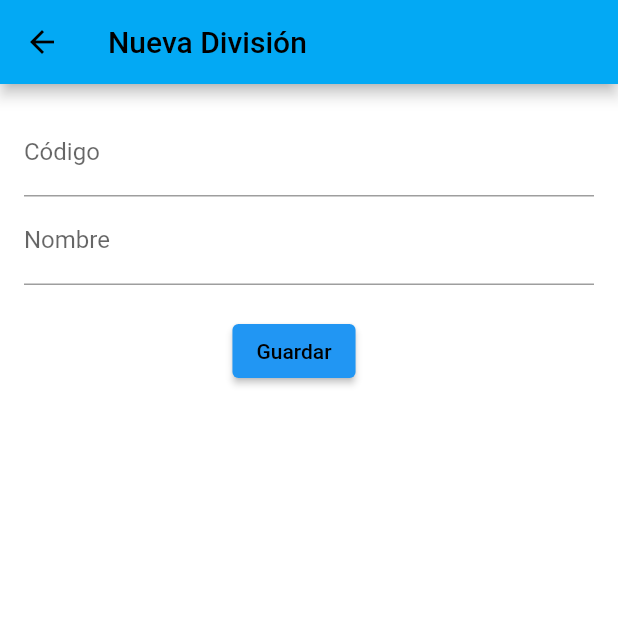
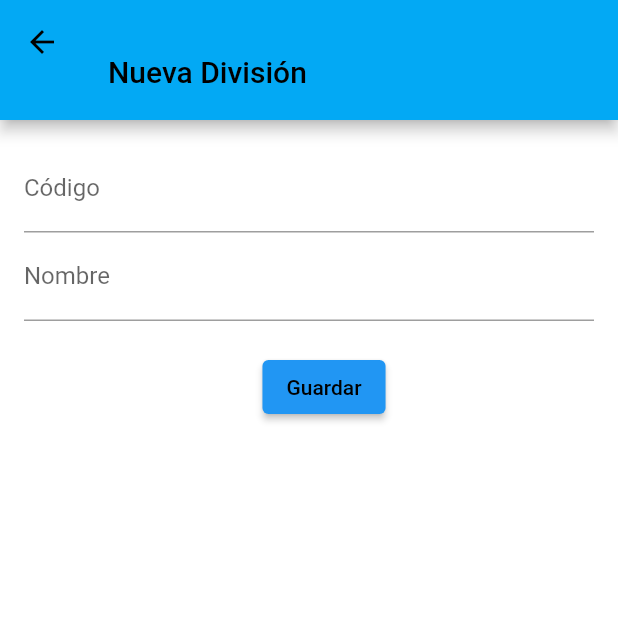
Before and after one commit to OscarJaVaz/permisouttec, a Flutter app: the HomePage screen opened directly, item 4 of the bottom bar chosen, after a tap on the "add" icon, on a phone screen of 412 x 824 dp, the top half of it. Run offline on Flutter 3.47's test engine with Material 2 defaults, Android fonts, the phone set to English and light mode, and no system bars; our stand-ins replace cloud_firestore, firebase_auth, firebase_core, persistent_bottom_nav_bar; accounts and stored records are empty; network calls fail.

Commit message:
Cambios de diseño
- Corrección de títulos
- Nuevo boton para cerrar sesión
- Corrección en el cierre de sesión profesor
- Cambio de posición de botones de guardar y eliminar

```diff
--- a/lib/pages/Divisiones.dart
+++ b/lib/pages/Divisiones.dart
@@ -9,12 +9,17 @@ class Divisiones extends StatelessWidget {
 
   // Método para cerrar sesión
 
-
   @override
   Widget build(BuildContext context) {
     return Scaffold(
-      appBar: AppBar(
-        title: const Text('Divisiones'),
+      appBar: PreferredSize(
+        preferredSize: Size.fromHeight(80.0), // Ajusta la altura del AppBar según tus necesidades
+        child: AppBar(
+          title: Padding(
+            padding: const EdgeInsets.only(top: 40.0), // Ajusta el valor para mover el texto hacia abajo
+            child: const Text('Divisiones'),
+          ),
+        ),
       ),
       body: StreamBuilder(
         stream: FirebaseFirestore.instance.collection('divisiones').snapshots(),
--- a/lib/pages/HomePage.dart
+++ b/lib/pages/HomePage.dart
@@ -17,6 +17,41 @@ class HomePage extends StatelessWidget {
     Navigator.pushReplacement(
       context,
       MaterialPageRoute(builder: (context) => Login()), // Redirigir a la página de inicio de sesión
+    );
+  }
+
+  // Método para mostrar una alerta de confirmación antes de cerrar sesión
+  Future<void> _showLogoutConfirmationDialog(BuildContext context) async {
+    return showDialog<void>(
+      context: context,
+      barrierDismissible: false, // El usuario debe hacer clic en un botón para cerrar la alerta
+      builder: (BuildContext context) {
+        return AlertDialog(
+          title: Text('Confirmación'),
+          content: SingleChildScrollView(
+            child: ListBody(
+              children: <Widget>[
+                Text('¿Estás seguro de que quieres cerrar sesión?'),
+              ],
+            ),
+          ),
+          actions: <Widget>[
+            TextButton(
+              child: Text('Cancelar'),
+              onPressed: () {
+                Navigator.of(context).pop(); // Cerrar la alerta
+              },
+            ),
+            TextButton(
+              child: Text('Aceptar'),
+              onPressed: () {
+                Navigator.of(context).pop(); // Cerrar la alerta
+                _logout(context); // Cerrar sesión
+              },
+            ),
+          ],
+        );
+      },
     );
   }
 
@@ -45,30 +80,37 @@ class HomePage extends StatelessWidget {
           Profesores(), // Profesores
           VisualizarPermisos(), // VisualizarPermisos
           Divisiones(), // Divisiones
+          Container(), // Agregar una pantalla dummy para que coincida con la longitud de items
         ],
         items: [
           PersistentBottomNavBarItem(
-            icon: const Icon(Icons.work_outline), // Cambia el icono de acuerdo a tus necesidades
+            icon: const Icon(Icons.work_outline),
             title: "Puestos",
             activeColorPrimary: Colors.blue,
             inactiveColorPrimary: Colors.grey,
           ),
           PersistentBottomNavBarItem(
-            icon: const Icon(Icons.people_outline), // Cambia el icono de acuerdo a tus necesidades
+            icon: const Icon(Icons.people_outline),
             title: "Profesores",
             activeColorPrimary: Colors.blue,
             inactiveColorPrimary: Colors.grey,
           ),
           PersistentBottomNavBarItem(
-            icon: const Icon(Icons.visibility), // Cambia el icono de acuerdo a tus necesidades
+            icon: const Icon(Icons.visibility),
             title: "Permisos",
             activeColorPrimary: Colors.blue,
             inactiveColorPrimary: Colors.grey,
           ),
           PersistentBottomNavBarItem(
-            icon: const Icon(Icons.business), // Cambia el icono de acuerdo a tus necesidades
+            icon: const Icon(Icons.business),
             title: "Divisiones",
             activeColorPrimary: Colors.blue,
+            inactiveColorPrimary: Colors.grey,
+          ),
+          PersistentBottomNavBarItem(
+            icon: const Icon(Icons.logout), // Nuevo ícono para cerrar sesión
+            title: "Cerrar Sesión",
+            activeColorPrimary: Colors.red, // Puedes cambiar el color según tus preferencias
             inactiveColorPrimary: Colors.grey,
           ),
         ],
@@ -84,6 +126,12 @@ class HomePage extends StatelessWidget {
             topLeft: Radius.circular(10),
           ),
         ),
+        onItemSelected: (index) {
+          // Manejar la acción de cerrar sesión cuando se selecciona el ícono correspondiente
+          if (index == 4) {
+            _showLogoutConfirmationDialog(context); // Mostrar la alerta de confirmación
+          }
+        },
       ),
       // Anulamos el gesto de deslizamiento para cerrar sesión en la pantalla de inicio
       extendBody: true,
--- a/lib/pages/NuevaDivision.dart
+++ b/lib/pages/NuevaDivision.dart
@@ -1,5 +1,5 @@
+import 'package:flutter/material.dart';
 import 'package:cloud_firestore/cloud_firestore.dart';
-import 'package:flutter/material.dart';
 
 class NuevaDivision extends StatefulWidget {
   final String idDoc;
@@ -62,8 +62,14 @@ class _NuevaDivisionState extends State<NuevaDivision> {
   Widget build(BuildContext context) {
     return Scaffold(
       backgroundColor: Colors.white,
-      appBar: AppBar(
-        title: const Text("Nueva División"),
+      appBar: PreferredSize(
+        preferredSize: Size.fromHeight(80.0), // Ajusta la altura del AppBar según tus necesidades
+        child: AppBar(
+          title: Padding(
+            padding: const EdgeInsets.only(top: 40.0), // Ajusta el valor para mover el texto hacia abajo
+            child: const Text("Nueva División"),
+          ),
+        ),
       ),
       body: Padding(
         padding: const EdgeInsets.all(16.0),
@@ -82,14 +88,6 @@ class _NuevaDivisionState extends State<NuevaDivision> {
             Row(
               mainAxisAlignment: MainAxisAlignment.center,
               children: [
-                ElevatedButton(
-                  onPressed: _guardarDatos,
-                  style: ElevatedButton.styleFrom(
-                    primary: Colors.blue, // Cambia el color del botón a azul
-                  ),
-                  child: const Text('Guardar'),
-                ),
-                const SizedBox(width: 20), // Agrega un espacio entre los botones
                 Visibility(
                   visible: widget.idDoc.isNotEmpty,
                   child: ElevatedButton(
@@ -100,6 +98,14 @@ class _NuevaDivisionState extends State<NuevaDivision> {
                     child: const Text('Eliminar'),
                   ),
                 ),
+                const SizedBox(width: 20), // Agrega un espacio entre los botones
+                ElevatedButton(
+                  onPressed: _guardarDatos,
+                  style: ElevatedButton.styleFrom(
+                    primary: Colors.blue, // Cambia el color del botón a azul
+                  ),
+                  child: const Text('Guardar'),
+                ),
               ],
             ),
           ],
--- a/lib/pages/Puestos.dart
+++ b/lib/pages/Puestos.dart
@@ -3,23 +3,30 @@ import 'package:flutter/material.dart';
 import 'package:permisouttec/pages/NuevoPuesto.dart';
 
 class Puestos extends StatefulWidget {
-  const Puestos({super.key});
+  const Puestos({Key? key});
 
   @override
   State<Puestos> createState() => _PuestosState();
 }
 
 class _PuestosState extends State<Puestos> {
-
   Future<void> _refreshData() async {
     // Puedes realizar aquí cualquier operación necesaria para actualizar los datos
     setState(() {});
   }
+
   @override
   Widget build(BuildContext context) {
     return Scaffold(
-      appBar: AppBar(
-        title: const Text('Puestos'),
+      appBar: PreferredSize(
+        preferredSize: Size.fromHeight(80), // Ajusta la altura del AppBar según tus necesidades
+        child: AppBar(
+          title: Padding(
+            padding: const EdgeInsets.only(top: 40.0), // Ajusta el valor para mover el texto hacia abajo
+            child: const Text('Puestos'),
+          ),
+          centerTitle: false,
+        ),
       ),
       body: StreamBuilder(
         stream: FirebaseFirestore.instance.collection('puestos').snapshots(),
@@ -46,7 +53,7 @@ class _PuestosState extends State<Puestos> {
                     itemBuilder: (context, index) {
                       final DocumentSnapshot doc = docs[index];
                       return ListTile(
-                        leading: const Icon(Icons.business),
+                        leading: const Icon(Icons.work),
                         title: Text(doc["codigo"]),
                         subtitle: Text(doc["nombre"]),
                         onTap: () {
@@ -83,7 +90,6 @@ class _PuestosState extends State<Puestos> {
                         );
                       },
                     ),
-
                   ],
                 ),
               );
--- a/lib/pages/login.dart
+++ b/lib/pages/login.dart
@@ -97,7 +97,9 @@ class _LoginState extends State<Login> {
       appBar: AppBar(
         title: Text('Permisos Uttec'),
       ),
-      body: Padding(
+      body: SingleChildScrollView(
+        child: Center(
+          child: Padding(
             padding: EdgeInsets.all(16.0),
             child: Column(
               mainAxisAlignment: MainAxisAlignment.center,
@@ -159,6 +161,8 @@ class _LoginState extends State<Login> {
               ],
             ),
           ),
+        ),
+      ),
     );
   }
 }
```
Also changed, not shown: lib/main.dart (+3 -4 lines), lib/pages/HomePageProfesor.dart (+4 -3 lines), lib/pages/NuevoProfesor.dart (+16 -10 lines), lib/pages/NuevoPuesto.dart (+19 -11 lines), lib/pages/Profesores.dart (+12 -6 lines), lib/assets/fondo.png (added). Lines whose indentation alone changed are shown as unchanged.
